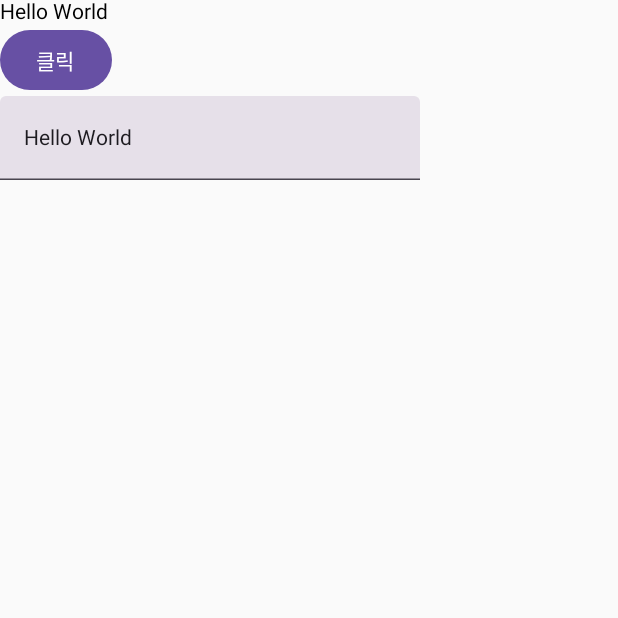
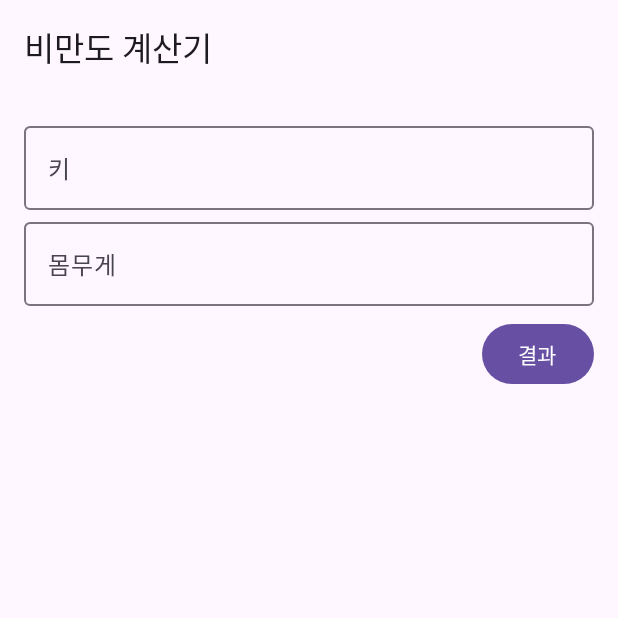
Before and after one commit to Oracle-Philip/ComposeStudy, an Android app built with Jetpack Compose: the screen it shows after launch (MainActivity), on a phone screen of 412 x 824 dp, the top half of it. Run offline under Robolectric (Android 15) with nearby library versions, the phone set to English and light mode, and no system bars; our stand-ins replace livedata-compose.

Commit message:
비만도계산기 ui

```diff
--- a/app/build.gradle
+++ b/app/build.gradle
@@ -47,7 +47,9 @@ android {
 }
 
 dependencies {
-
+    implementation('org.jetbrains.kotlin:kotlin-stdlib-jdk8:1.8.10') {
+//        exclude group: 'org.jetbrains.kotlin', module: 'kotlin-stdlib'
+    }
     implementation 'androidx.core:core-ktx:1.8.0'
     implementation 'androidx.lifecycle:lifecycle-runtime-ktx:2.3.1'
     implementation 'androidx.activity:activity-compose:1.5.1'
--- a/app/src/main/java/com/example/composestudy/MainActivity.kt
+++ b/app/src/main/java/com/example/composestudy/MainActivity.kt
@@ -38,6 +38,7 @@ import androidx.compose.ui.Alignment
 import androidx.compose.ui.layout.ContentScale
 import androidx.compose.ui.res.painterResource
 import androidx.compose.foundation.Image
+import androidx.compose.foundation.text.KeyboardOptions
 import androidx.compose.material.icons.Icons
 import androidx.compose.material.icons.filled.Favorite
 import androidx.compose.material.icons.filled.FavoriteBorder
@@ -46,16 +47,19 @@ import androidx.compose.runtime.saveable.rememberSaveable
 import androidx.compose.material3.Scaffold
 import androidx.compose.material3.Button
 import androidx.compose.material3.ExperimentalMaterial3Api
+import androidx.compose.material3.OutlinedTextField
 import androidx.compose.material3.Scaffold
 import androidx.compose.material3.SnackbarHost
 import androidx.compose.material3.SnackbarHostState
 import androidx.compose.material3.Text
 import androidx.compose.material3.TextField
+import androidx.compose.material3.TopAppBar
 import androidx.compose.runtime.State
 import androidx.compose.runtime.livedata.observeAsState
 import androidx.compose.runtime.rememberCoroutineScope
 import androidx.compose.ui.ExperimentalComposeUiApi
 import androidx.compose.ui.platform.LocalSoftwareKeyboardController
+import androidx.compose.ui.text.input.KeyboardType
 import androidx.compose.ui.unit.sp
 import androidx.lifecycle.LiveData
 import androidx.lifecycle.MutableLiveData
@@ -76,60 +80,53 @@ class MainActivity : ComponentActivity() {
     }
 }
 
+@SuppressLint("UnusedMaterial3ScaffoldPaddingParameter")
 @OptIn(ExperimentalMaterial3Api::class)
 @Composable
-fun HomeScreen(viewModel: MainViewModel = viewModel()){
-    val text1 : MutableState<String> = remember {
-        mutableStateOf("Hello World")
+fun HomeScreen(){
+    val (height, setHeight) = rememberSaveable {
+        mutableStateOf("")
     }
 
-    var text2 : String by remember {
-        mutableStateOf("Hello World")
+    val (weight, setWeight) = rememberSaveable {
+        mutableStateOf("")
     }
 
-    val (text : String, setText: (String) -> Unit) = remember {
-        mutableStateOf("Hello World")
-    }
+    Scaffold(
+        // () -> Unit 함수형태이다.
+        topBar = {
+            TopAppBar(
+                title = { Text("비만도 계산기") }
+            )
+        }
+    ) {
+        Column(
+//            modifier = Modifier.padding(PaddingValues(top = 90.dp))
+            modifier = Modifier.padding(16.dp)
+        ) {
+            Spacer(modifier = Modifier.height(60.dp))
 
-    //observeAsState를 통해 Compose에서 liveData 사용 할 수 있다.
-    //kotlin flow도 Compose에서 제공해준다.
-    val text3 = viewModel.liveData.observeAsState("Hello World")
-
-    Column() {
-        Text("Hello World")
-        Button(onClick = {
-            text1.value = "변경"
-            println(text1.value)
-            text2 = "변경"
-            println(text2)
-            setText("변경")
-            viewModel.changeValue("변경")
-//            println(text)
-        }){
-            Text("클릭")
+            OutlinedTextField(
+                value = height,
+                onValueChange = setHeight,
+                label = { Text("키")},
+                modifier = Modifier.fillMaxWidth(),
+                keyboardOptions = KeyboardOptions(keyboardType = KeyboardType.Number),
+            )
+            OutlinedTextField(
+                value = weight,
+                onValueChange = setWeight,
+                label = { Text("몸무게")},
+                modifier = Modifier.fillMaxWidth(),
+                keyboardOptions = KeyboardOptions(keyboardType = KeyboardType.Number),
+            )
+            Spacer(modifier = Modifier.height(8.dp))
+            Button(
+                onClick = {},
+                modifier = Modifier.align(Alignment.End)
+            ){
+                Text("결과")
+            }
         }
-        //recomposition ==> 다시 그려지는 행위..
-        TextField(value = text, onValueChange = setText)
     }
 }
-
-class MainViewModel: ViewModel(){
-    /**
-     * @Stable
-    interface MutableState<T> : State<T> {
-    override var value: T
-    operator fun component1(): T  ==> getter
-    operator fun component2(): (T) -> Unit  ==> setter
-    }
-     */
-    private val _value : MutableState<String> = mutableStateOf("Hello World")
-    //State:읽기만 가능
-    val value : State<String> = _value
-
-    private val _liveData = MutableLiveData<String>()
-    val liveData: LiveData<String> = _liveData
-
-    fun changeValue(value: String){
-        _value.value = value
-    }
-}
```
